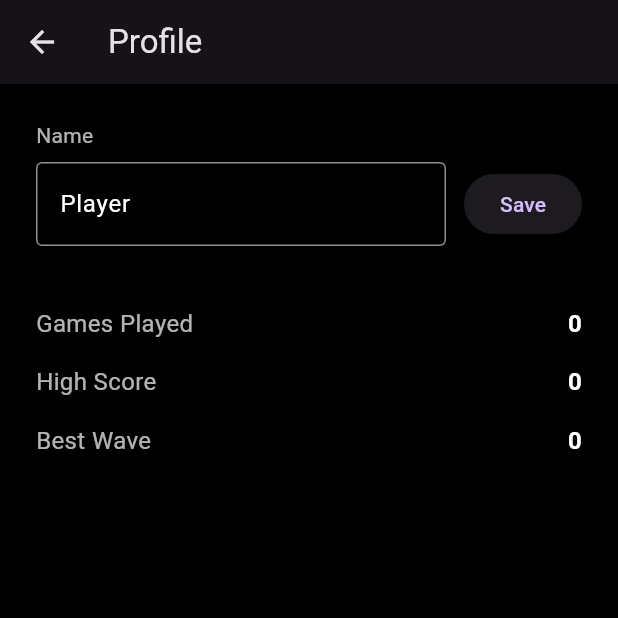
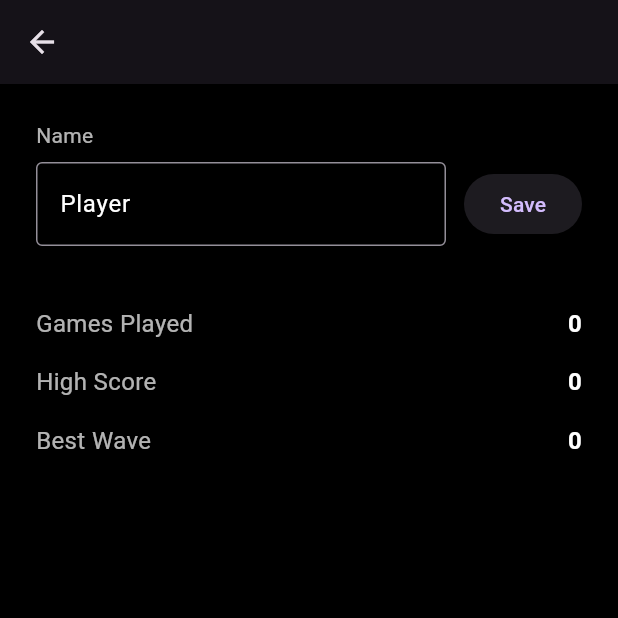
Before and after one commit to hoaho9068/csc4330_App2Project, a Flutter app: the ProfileScreen screen opened directly, on a phone screen of 412 x 824 dp, the top half of it. Run offline on Flutter 3.47's test engine with Material 3 defaults, Android fonts, the phone set to English and light mode, and no system bars; our stand-ins replace shared_preferences; accounts and stored records are empty.

```diff
--- a/space_invader/lib/screens/leaderboard_screen.dart
+++ b/space_invader/lib/screens/leaderboard_screen.dart
@@ -16,7 +16,7 @@ class _LeaderboardScreenState extends State<LeaderboardScreen> {
   @override
   Widget build(BuildContext context) {
     return Scaffold(
-      appBar: AppBar(title: const Text('Leaderboard')),
+      appBar: AppBar(),
       body: FutureBuilder<List<LeaderboardEntry>>(
         future: _entries,
         builder: (context, snapshot) {
--- a/space_invader/lib/screens/profile_screen.dart
+++ b/space_invader/lib/screens/profile_screen.dart
@@ -50,7 +50,7 @@ class _ProfileScreenState extends State<ProfileScreen> {
   Widget build(BuildContext context) {
     final stats = _stats;
     return Scaffold(
-      appBar: AppBar(title: const Text('Profile')),
+      appBar: AppBar(),
       body: stats == null
           ? const Center(child: CircularProgressIndicator())
           : Padding(
```
